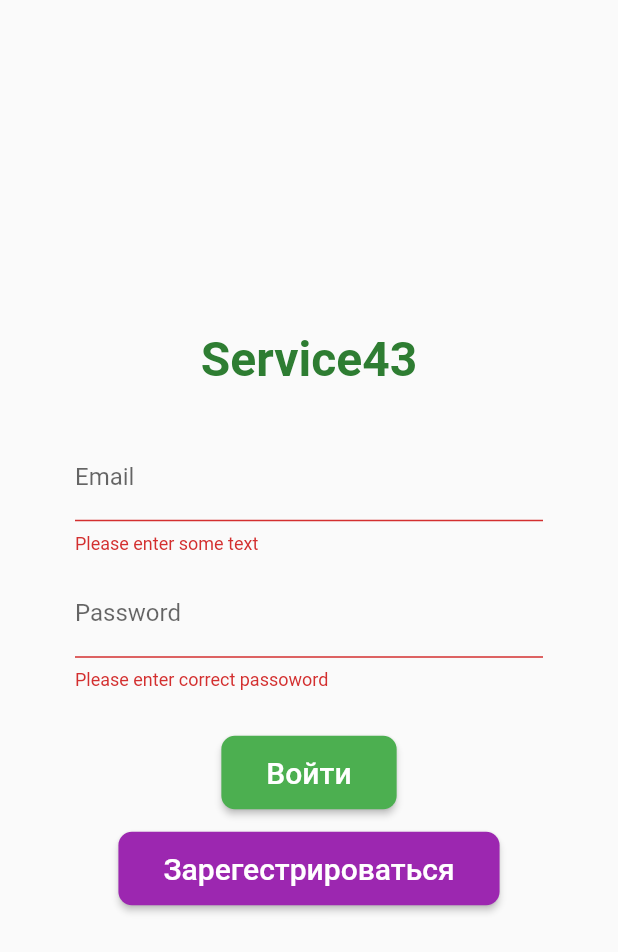
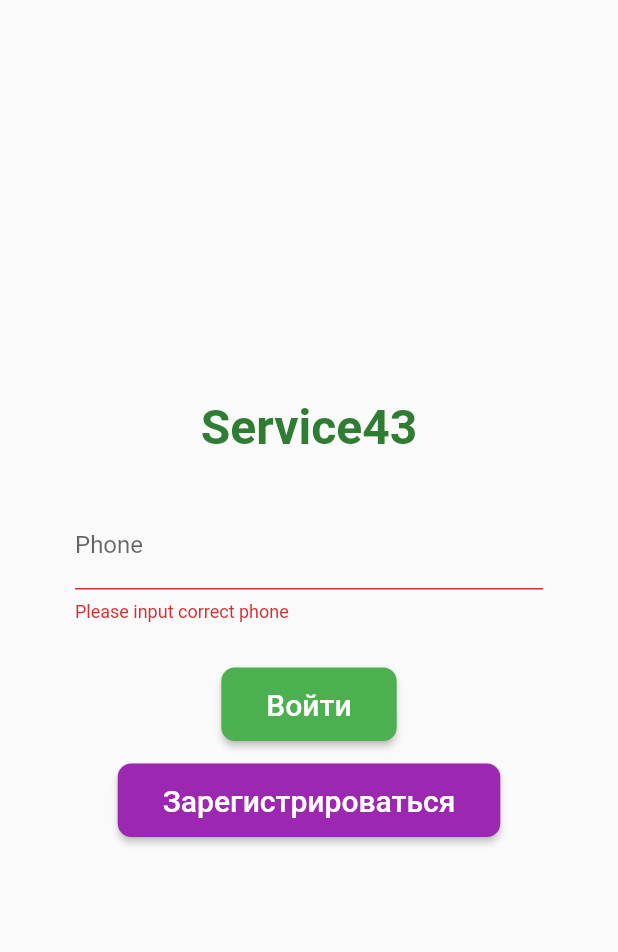
Before and after one commit to Vladislav2397/service43, a Flutter app: the screen it shows after launch, after a tap on "Войти", on a phone screen of 412 x 824 dp. Shown: the top 952 px of the screen. Run offline on Flutter 3.47's test engine with Material 2 defaults, Android fonts, the phone set to English and light mode, and no system bars; our stand-ins replace firebase_auth, firebase_core, firebase_database, google_maps_flutter, sliding_up_panel; accounts and stored records are empty.

Commit message:
Some correct Change sign up from email to phone

```diff
--- a/lib/screens/home_screen.dart
+++ b/lib/screens/home_screen.dart
@@ -56,6 +56,6 @@ class HomeScreen extends StatelessWidget {
           ),
         ],
       ),
-    ) : CircularProgressIndicator();
+    ) : Center(child: CircularProgressIndicator());
   }
 }
--- a/lib/screens/model/employee.dart
+++ b/lib/screens/model/employee.dart
@@ -1,4 +1,4 @@
-import 'package:latlong/latlong.dart';
+import 'package:google_maps_flutter/google_maps_flutter.dart';
 
 import 'model.dart';
 
--- a/lib/screens/sign_up_screen.dart
+++ b/lib/screens/sign_up_screen.dart
@@ -4,20 +4,15 @@ import 'package:flutter/material.dart';
 import 'package:service43/config.dart';
 import 'package:service43/screens/components/my_button.dart';
 import 'package:service43/screens/components/my_logo.dart';
-import 'package:service43/screens/components/my_snack_bars.dart';
 import 'package:service43/screens/home_screen.dart';
 import 'package:service43/screens/register_screen.dart';
 
 
 class LoginData {
-  var _email = '';
-  var _password = '';
+  var _phone = '';
 
-  get email => this._email;
-  set email(String value) => this._email = value.toString().trim();
-
-  get password => this._password;
-  set password(String value) => this._password = value.toString().trim();
+  get phone => this._phone;
+  set phone(String value) => this._phone = value.toString().trim();
 }
 
 
@@ -46,59 +41,34 @@ class _SignUpScreenState extends State<SignUpScreen> {
               MyLogo(appName),
               SizedBox(height: 30),
               TextFormField(
-                keyboardType: TextInputType.emailAddress,
+                keyboardType: TextInputType.number,
                 decoration: InputDecoration(
-                  hintText: emailExample,
-                  labelText: 'Email'
+                  hintText: '+79009999999',
+                  labelText: 'Phone'
                 ),
                 validator: (String value) {
                 return value.isEmpty
-                  ? 'Please enter some text'
+                  ? 'Please input correct phone'
                   : null;
               },
                 onSaved: (String value) {
-                _data.email = value;
-              },
-              ),
-              SizedBox(height: 10),
-              TextFormField(
-                obscureText: true,
-                keyboardType: TextInputType.visiblePassword,
-                decoration: InputDecoration(
-                  hintText: passwordExample,
-                  labelText: 'Password'
-                ),
-                validator: (String value) {
-                return value.isEmpty || value.length <= 5
-                  ? 'Please enter correct passoword'
-                  : null;
-              },
-                onSaved: (String value) {
-                _data.password = value;
+                _data.phone = value;
               },
               ),
               SizedBox(height: 30),
               MyButton(
                 btnText: 'Войти',
                 btnPressFunc: () {
-                  printDebug([
-                    'Is form validate:'
-                    ' ${_formKey.currentState.validate()}'
-                  ]);
                   if (_formKey.currentState.validate()) {
                     _formKey.currentState.save();
-                    printDebug([
-                      'Saved email text: ${_data.email}',
-                      'Saved password text: ${_data.password}'
-                    ]);
-                    signUp(_data.email, _data.password, context);
+                    signUp(context, _data.phone);
                   }
               },
                 btnTheme: MyButtonTheme.primary,
               ),
               SizedBox(height: 15),
               MyButton(
-                btnText: 'Зарегестрироваться',
+                btnText: 'Зарегистрироваться',
                 btnPressFunc: () {
                   Navigator.of(context).pushNamed(RegisterScreen.route);
                 },
@@ -111,54 +81,24 @@ class _SignUpScreenState extends State<SignUpScreen> {
     );
   }
 
-  void signUp(String email, String password, BuildContext context) async {
+  void signUp(BuildContext context, String phone) async {
 
-    // todo: Разделить эту функцию
-
-    try {
-      await auth.signInWithEmailAndPassword(
-        email: email, password: password
-      );
-      if (!auth.currentUser.emailVerified) {
-        mySnackBarWithButton(
-          context,
-          content: 'Email не верифицирован',
-          buttonText: 'Отправить',
-          buttonPressFunc: () async {
-            await auth.currentUser.sendEmailVerification();
-          }
-        );
-        auth.currentUser.sendEmailVerification();
-      } else {
-        Navigator
-          .of(context)
+    await auth.verifyPhoneNumber(
+      phoneNumber: phone,
+      verificationCompleted: (PhoneAuthCredential credential) async {
+        await auth.signInWithCredential(credential);
+        Navigator.of(context)
           .pushNamedAndRemoveUntil(
             HomeScreen.route, (route) => false
           );
-      }
-    } on FirebaseAuthException catch (err) {
-      var message = 'Error';
-      switch (err.code) {
-        case 'invalid-email':
-          message = 'Адрес электронной почты недействителен';
-          break;
-        case 'user-disabled':
-          message = 'Пользователь, соответствующий данному'
-                    ' адресу электронной почты, отключен';
-          break;
-        case "wrong-password":
-          message = 'Пароль недействителен для данного'
-                    ' адреса электронной почты';
-          break;
-        case "user-not-found":
-          message = 'Нет пользователя, соответствующего'
-                    ' данному адресу электронной почты';
-          break;
-      }
-      mySnackBarText(context, message);
-      printDebug([message]);
-    } catch (err) {
-      print(err);
-    }
+      },
+      verificationFailed: (FirebaseAuthException err) {
+        print(err.code);
+      },
+      codeSent: (String verifyId, int forseToken) {
+        print('code sent');
+      },
+      codeAutoRetrievalTimeout: (String verifyId) {}
+    );
   }
 }
--- a/pubspec.yaml
+++ b/pubspec.yaml
@@ -27,9 +27,6 @@ dependencies:
 
   cupertino_icons: ^1.0.0
   sliding_up_panel: ^1.0.2
-  flutter_map: any
-  latlong: any
-  location: any
   url_launcher: any
 
   # Google maps
@@ -37,10 +34,8 @@ dependencies:
 
   # Firebase packages
   firebase_core: ^0.5.3
-  firebase_analytics: ^5.0.2
   firebase_auth: ^0.18.4+1
   firebase_database: ^4.4.0
-  cloud_firestore: ^0.14.4
 
 
 dev_dependencies:
```
Also changed, not shown: pubspec.lock, 1 other file.
